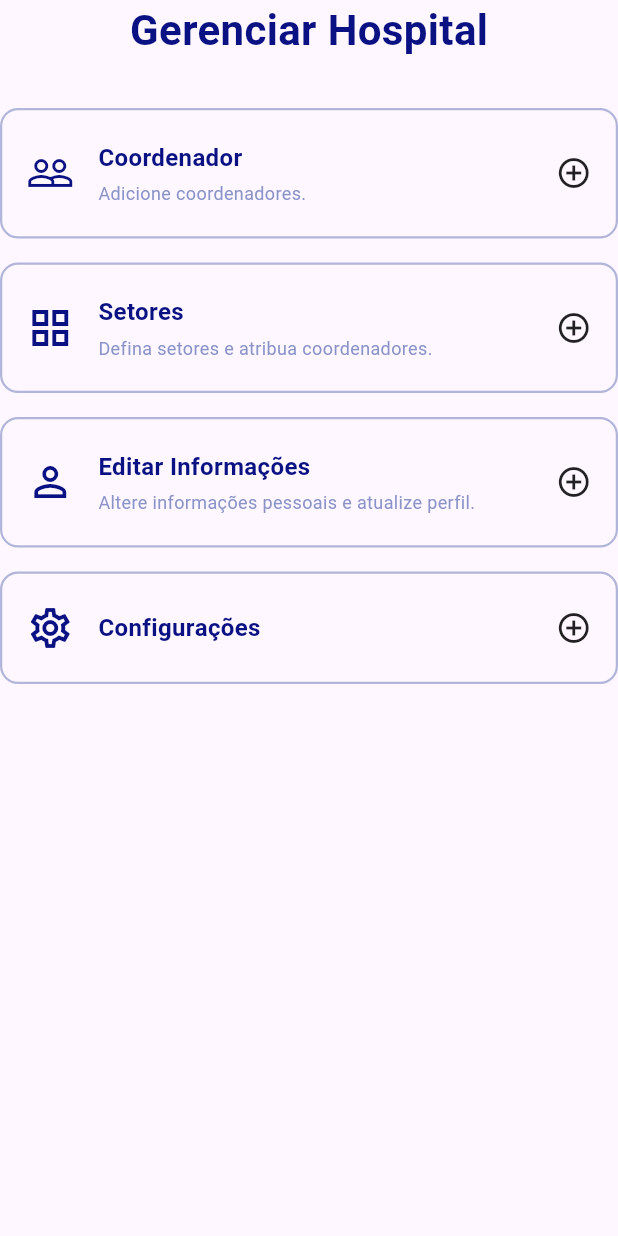
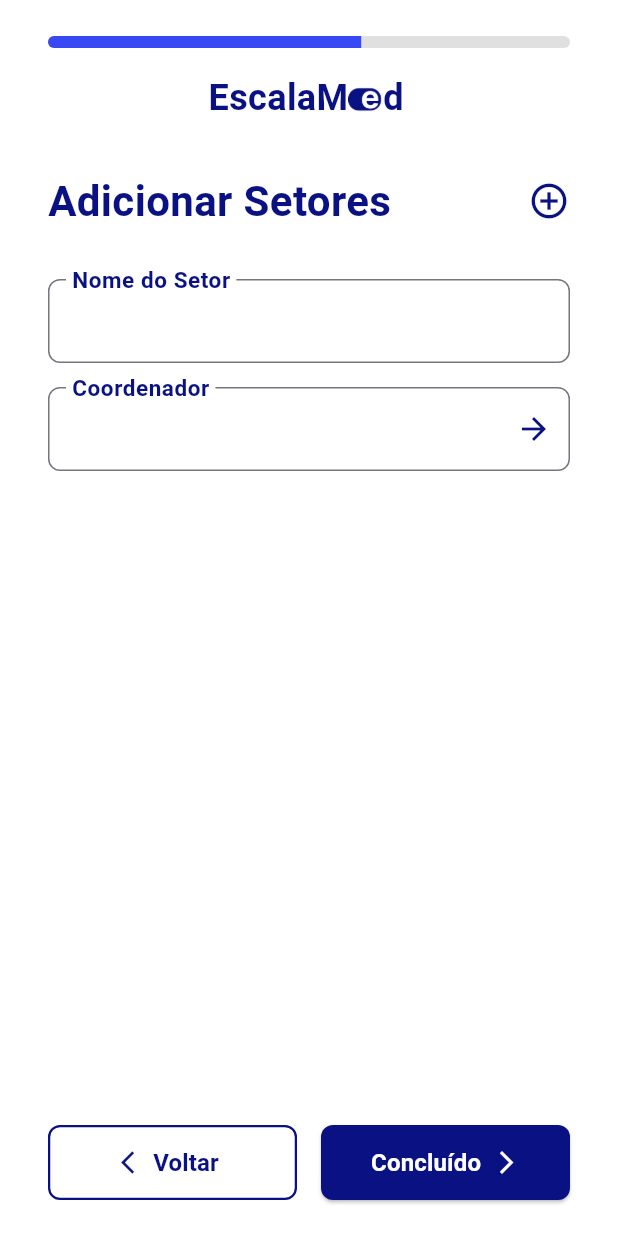
Before and after one commit to EscalaMed/frontend, a Flutter app: the Etapa3 widget shown alone on an empty page, opened directly, after a tap on "Setores", on a phone screen of 412 x 824 dp. Run offline on Flutter 3.47's test engine with Material 3 defaults, Android fonts, the phone set to English and light mode, and no system bars.

Commit message:
feat: página de cadastro (etapa 5)

```diff
--- a/lib/components/etapas_cadastro/etapa3.dart
+++ b/lib/components/etapas_cadastro/etapa3.dart
@@ -1,6 +1,7 @@
 import 'package:flutter/material.dart';
 import '../cartao.dart';
 import '../etapas_cadastro/etapa4.dart';
+import '../etapas_cadastro/etapa5.dart';
 
 class Etapa3 extends StatelessWidget {
   const Etapa3({super.key});
@@ -43,6 +44,12 @@ class Etapa3 extends StatelessWidget {
             titulo: 'Setores',
             subtitulo: 'Defina setores e atribua coordenadores.',
             onTap: () {
+              Navigator.push(
+                context,
+                MaterialPageRoute(
+                  builder: (context) => const TelaSetores(),
+                ),
+              );
             },
           ),
           const SizedBox(height: 16),
--- /dev/null
+++ b/lib/components/etapas_cadastro/etapa5.dart
@@ -0,0 +1,63 @@
+import 'package:flutter/material.dart';
+import '../../components/barra_progresso.dart';
+import '../../components/campo_texto.dart';
+import '../../components/botoes_navegacao.dart';
+
+class TelaSetores extends StatelessWidget {
+  const TelaSetores({super.key});
+
+  @override
+  Widget build(BuildContext context) {
+    const corAzulEscuro = Color.fromARGB(255, 9, 17, 131);
+
+    return Scaffold(
+      backgroundColor: Colors.white,
+      body: SafeArea(
+        child: Padding(
+          padding: const EdgeInsets.symmetric(horizontal: 32.0, vertical: 24.0),
+          child: Column(
+            crossAxisAlignment: CrossAxisAlignment.start,
+            children: [
+              const BarraProgressoEtapas(progresso: 0.6),
+              const SizedBox(height: 32),
+              Row(
+                mainAxisAlignment: MainAxisAlignment.spaceBetween,
+                children: const [
+                  Text(
+                    'Adicionar Setores',
+                    style: TextStyle(fontSize: 28, fontWeight: FontWeight.bold, color: corAzulEscuro),
+                  ),
+                  Icon(Icons.add_circle_outline, color: corAzulEscuro, size: 28),
+                ],
+              ),
+              const SizedBox(height: 32),
+
+              Expanded(
+                child: SingleChildScrollView(
+                  child: Column(
+                    children: const [
+                      CampoTextoCustomizado(label: 'Nome do Setor', keyboardType: TextInputType.name),
+                      SizedBox(height: 16),
+                      CampoTextoCustomizado(
+                        label: 'Coordenador',
+                        iconeDireita: Icons.arrow_forward,
+                      ),
+                    ],
+                  ),
+                ),
+              ),
+
+              BotoesNavegacao(
+                textoContinuar: 'Concluído',
+                aoVoltar: () => Navigator.pop(context),
+                aoContinuar: () {
+                  Navigator.pop(context);
+                },
+              ),
+            ],
+          ),
+        ),
+      ),
+    );
+  }
+}
```
